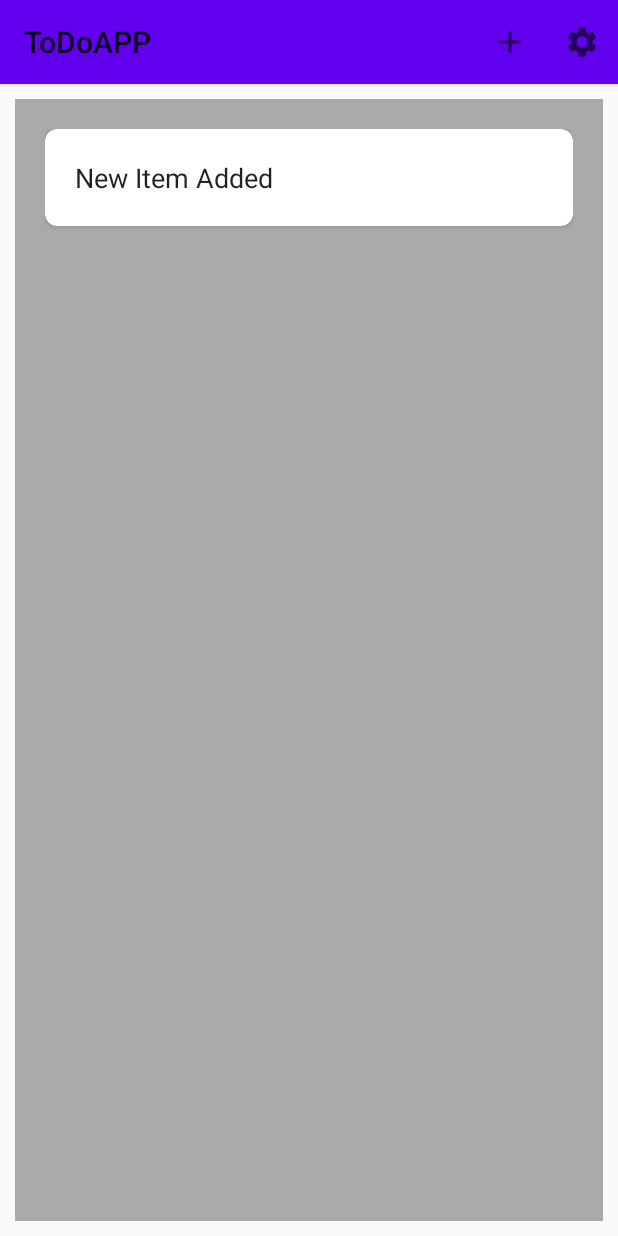
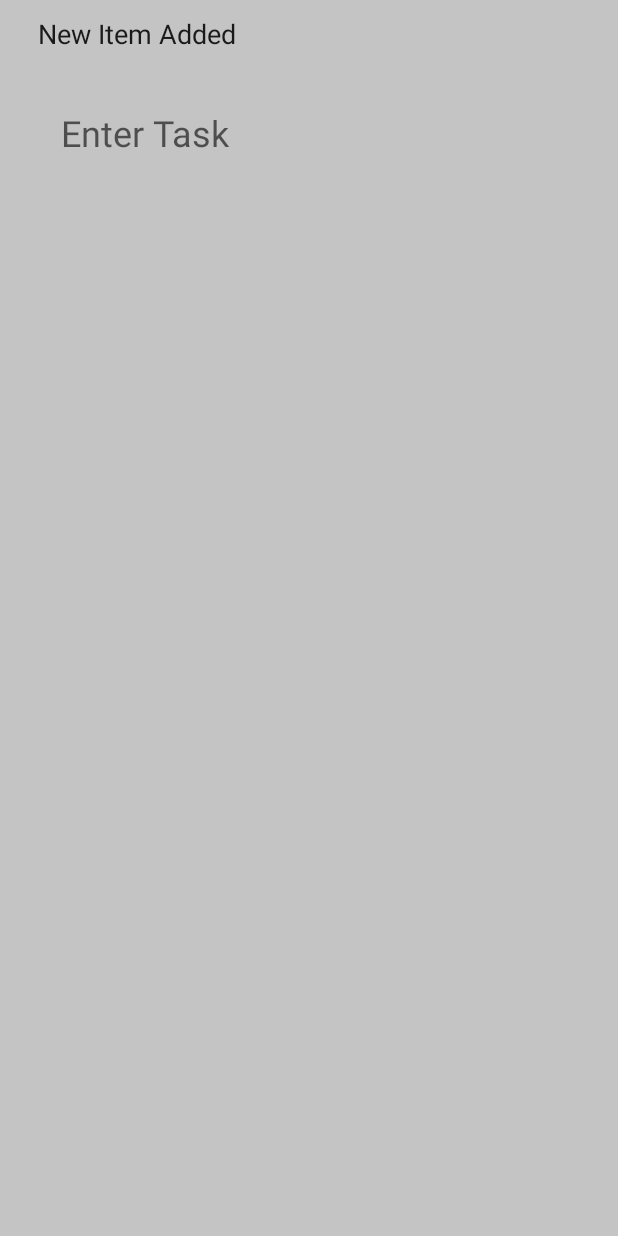
Before and after one commit to RedSlimeKing/ToDo-App, an Android app: the screen it shows after launch (MainActivity before the commit, TaskList after it), after a tap on "Add Card", on a phone screen of 412 x 824 dp. Run offline under Robolectric (Android 15) with nearby library versions, the phone set to English and light mode, and no system bars.

Commit message:
Fixed Title Saving, Minor layout changes and added listener to Title

```diff
--- a/ToDoAPP/app/src/main/java/com/example/todoapp/MainActivity.java
+++ b/ToDoAPP/app/src/main/java/com/example/todoapp/MainActivity.java
@@ -28,9 +28,6 @@ public class MainActivity extends AppCompatActivity {
     protected final void onCreate(final Bundle savedInstanceState) {
         super.onCreate(savedInstanceState);
         setContentView(R.layout.activity_main);
-
-        //Intent intent = new Intent(this, TaskList.class);
-        //startActivity(intent);
 
         Toolbar toolbar = findViewById(R.id.mainToolBar);
         setSupportActionBar(toolbar);
@@ -89,8 +86,16 @@ public class MainActivity extends AppCompatActivity {
         switch (item.getItemId()) {
             case R.id.add:
                 mCardItems.add(new CardItem("New Item Added", new ArrayList<>()));
+                mAdapter.notifyDataSetChanged();
 
-                mAdapter.notifyDataSetChanged();
+                //start activity after creating new
+                int position = mAdapter.getItemCount() - 1;
+                CardItem cardItem = mCardItems.get(position);
+                Intent intent = new Intent(MainActivity.this, TaskList.class);
+                intent.putExtra("Card", cardItem);
+                intent.putExtra("APosition", position);
+
+                startActivityForResult(intent, 1);
                 return true;
             case R.id.option:
                 Toast.makeText(this, "Options clicked", Toast.LENGTH_SHORT).show();
--- a/ToDoAPP/app/src/main/java/com/example/todoapp/TaskList.java
+++ b/ToDoAPP/app/src/main/java/com/example/todoapp/TaskList.java
@@ -8,6 +8,7 @@ import androidx.recyclerview.widget.RecyclerView;
 import android.content.Intent;
 import android.graphics.Color;
 import android.os.Bundle;
+import android.view.KeyEvent;
 import android.view.WindowManager;
 import android.view.inputmethod.InputMethodManager;
 import android.widget.EditText;
@@ -42,15 +43,15 @@ public class TaskList extends AppCompatActivity {
         getWindow().setSoftInputMode(WindowManager.LayoutParams.SOFT_INPUT_ADJUST_PAN);
         imm = (InputMethodManager) getSystemService(INPUT_METHOD_SERVICE);
 
-        /*mListName.setOnKeyListener((v, keyCode, event) -> {
+        mListName.setOnKeyListener((v, keyCode, event) -> {
             if ((event.getAction() == KeyEvent.ACTION_DOWN) &&  (keyCode == KeyEvent.KEYCODE_ENTER)) {
                 mListName.clearFocus();
                 imm.toggleSoftInput(InputMethodManager.HIDE_IMPLICIT_ONLY, 0);
+                mCardItem.setTitle(mListName.getText().toString());
                 return true;
             }
             return false;
         });
-        */
 
 
 
--- a/ToDoAPP/app/src/main/res/layout/activity_list.xml
+++ b/ToDoAPP/app/src/main/res/layout/activity_list.xml
@@ -16,6 +16,7 @@
         app:layout_constraintHorizontal_bias="0.0"
         app:layout_constraintStart_toStartOf="parent"
         app:layout_constraintTop_toTopOf="parent"
+        android:background="@android:color/transparent"
         android:paddingLeft="15dp"
         android:layout_margin="10dp"/>
 
--- a/ToDoAPP/app/src/main/res/layout/activity_main.xml
+++ b/ToDoAPP/app/src/main/res/layout/activity_main.xml
@@ -19,10 +19,6 @@
         android:layout_alignParentEnd="true"
         android:layout_alignParentStart="true"
         android:layout_below="@+id/mainToolBar"
-        android:layout_marginBottom="10dp"
-        android:layout_marginEnd="10dp"
-        android:layout_marginStart="10dp"
-        android:layout_marginTop="10dp"
         android:background="@android:color/darker_gray"
         android:padding="20dp"
         android:scrollbars="vertical"
```
